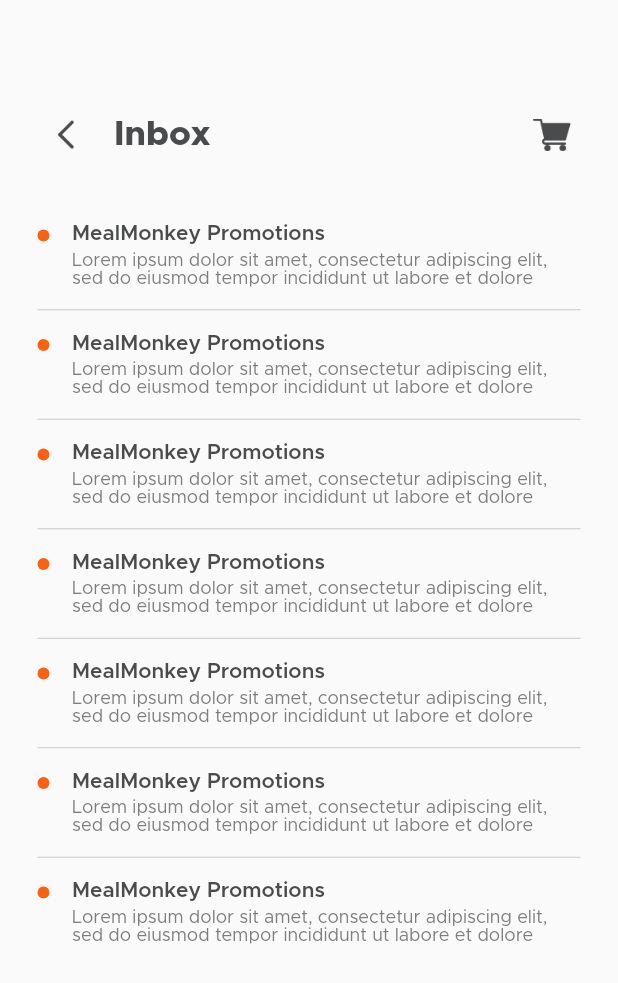
After one commit to MutluClkn/meal_monkey, a Flutter app: the InboxView screen opened directly, on a phone screen of 412 x 824 dp. The commit adds this screen. Shown: the top 983 px of the screen. Run offline on Flutter 3.47's test engine with Material 2 defaults, Android fonts, the phone set to English and light mode, and no system bars; our stand-ins replace flutter_rating_bar, image_picker; missing offline and left inert: otp_pin_field.

Commit message:
Inbox screen created.

```diff
--- a/lib/main.dart
+++ b/lib/main.dart
@@ -21,6 +21,7 @@ class MyApp extends StatelessWidget {
         //useMaterial3: true,
       ),
       home: const MainTabView(),
+      //home: const StartupView(),
     );
   }
 }
--- /dev/null
+++ b/lib/view/more/inbox_view.dart
@@ -0,0 +1,169 @@
+import 'package:flutter/material.dart';
+import 'package:meal_monkey/common/color_extension.dart';
+
+class InboxView extends StatefulWidget {
+  const InboxView({super.key});
+
+  @override
+  State<InboxView> createState() => _InboxViewState();
+}
+
+class _InboxViewState extends State<InboxView> {
+  List inboxArr = [
+    {
+      "title": "MealMonkey Promotions",
+      "detail":
+          "Lorem ipsum dolor sit amet, consectetur adipiscing elit, sed do eiusmod tempor incididunt ut labore et dolore magna aliqua. Ut enim ad minim veniam, quis nostrud exercitation ullamco laboris nisi ut aliquip ex ea commodo consequat.",
+    },
+    {
+      "title": "MealMonkey Promotions",
+      "detail":
+          "Lorem ipsum dolor sit amet, consectetur adipiscing elit, sed do eiusmod tempor incididunt ut labore et dolore magna aliqua. Ut enim ad minim veniam, quis nostrud exercitation ullamco laboris nisi ut aliquip ex ea commodo consequat.",
+    },
+    {
+      "title": "MealMonkey Promotions",
+      "detail":
+          "Lorem ipsum dolor sit amet, consectetur adipiscing elit, sed do eiusmod tempor incididunt ut labore et dolore magna aliqua. Ut enim ad minim veniam, quis nostrud exercitation ullamco laboris nisi ut aliquip ex ea commodo consequat.",
+    },
+    {
+      "title": "MealMonkey Promotions",
+      "detail":
+          "Lorem ipsum dolor sit amet, consectetur adipiscing elit, sed do eiusmod tempor incididunt ut labore et dolore magna aliqua. Ut enim ad minim veniam, quis nostrud exercitation ullamco laboris nisi ut aliquip ex ea commodo consequat.",
+    },
+    {
+      "title": "MealMonkey Promotions",
+      "detail":
+          "Lorem ipsum dolor sit amet, consectetur adipiscing elit, sed do eiusmod tempor incididunt ut labore et dolore magna aliqua. Ut enim ad minim veniam, quis nostrud exercitation ullamco laboris nisi ut aliquip ex ea commodo consequat.",
+    },
+    {
+      "title": "MealMonkey Promotions",
+      "detail":
+          "Lorem ipsum dolor sit amet, consectetur adipiscing elit, sed do eiusmod tempor incididunt ut labore et dolore magna aliqua. Ut enim ad minim veniam, quis nostrud exercitation ullamco laboris nisi ut aliquip ex ea commodo consequat.",
+    },
+    {
+      "title": "MealMonkey Promotions",
+      "detail":
+          "Lorem ipsum dolor sit amet, consectetur adipiscing elit, sed do eiusmod tempor incididunt ut labore et dolore magna aliqua. Ut enim ad minim veniam, quis nostrud exercitation ullamco laboris nisi ut aliquip ex ea commodo consequat.",
+    },
+  ];
+  @override
+  Widget build(BuildContext context) {
+    return Scaffold(
+      body: SingleChildScrollView(
+        child: Padding(
+          padding: const EdgeInsets.symmetric(vertical: 20),
+          child: Column(
+            children: [
+              const SizedBox(
+                height: 46,
+              ),
+              Padding(
+                padding: const EdgeInsets.symmetric(horizontal: 20),
+                child: Row(
+                  children: [
+                    IconButton(
+                      onPressed: () {
+                        Navigator.pop(context);
+                      },
+                      icon: Image.asset(
+                        'assets/images/btn_back.png',
+                        width: 20,
+                        height: 20,
+                      ),
+                    ),
+                    const SizedBox(
+                      width: 8,
+                    ),
+                    Text(
+                      'Inbox',
+                      style: TextStyle(
+                        color: TColor.primaryText,
+                        fontSize: 23,
+                        fontWeight: FontWeight.w800,
+                      ),
+                    ),
+                    const Spacer(),
+                    IconButton(
+                      onPressed: () {},
+                      icon: Image.asset(
+                        'assets/images/shopping_cart.png',
+                        width: 25,
+                        height: 25,
+                      ),
+                    ),
+                  ],
+                ),
+              ),
+              const SizedBox(
+                height: 20,
+              ),
+              ListView.separated(
+                physics: const NeverScrollableScrollPhysics(),
+                shrinkWrap: true,
+                padding: EdgeInsets.zero,
+                itemCount: inboxArr.length,
+                separatorBuilder: ((context, index) => Divider(
+                      indent: 25,
+                      endIndent: 25,
+                      color: TColor.secondaryText.withOpacity(0.4),
+                      height: 1,
+                    )),
+                itemBuilder: ((context, index) {
+                  var inboxObj = inboxArr[index] as Map? ?? {};
+                  return Container(
+                    padding: const EdgeInsets.symmetric(
+                      vertical: 15,
+                      horizontal: 25,
+                    ),
+                    child: Row(
+                      crossAxisAlignment: CrossAxisAlignment.start,
+                      children: [
+                        Container(
+                          margin: const EdgeInsets.only(top: 4),
+                          width: 8,
+                          height: 8,
+                          decoration: BoxDecoration(
+                              color: TColor.primary,
+                              borderRadius: BorderRadius.circular(4)),
+                        ),
+                        const SizedBox(
+                          width: 15,
+                        ),
+                        Expanded(
+                          child: Column(
+                            crossAxisAlignment: CrossAxisAlignment.start,
+                            children: [
+                              Text(
+                                inboxObj["title"].toString(),
+                                style: TextStyle(
+                                  color: TColor.primaryText,
+                                  fontSize: 14,
+                                  fontWeight: FontWeight.w600,
+                                ),
+                              ),
+                              const SizedBox(
+                                height: 4,
+                              ),
+                              Text(
+                                inboxObj["detail"].toString(),
+                                maxLines: 2,
+                                style: TextStyle(
+                                  color: TColor.secondaryText,
+                                  fontSize: 12,
+                                ),
+                              )
+                            ],
+                          ),
+                        )
+                      ],
+                    ),
+                  );
+                }),
+              ),
+            ],
+          ),
+        ),
+      ),
+    );
+  }
+}
--- a/lib/view/more/more_view.dart
+++ b/lib/view/more/more_view.dart
@@ -1,6 +1,7 @@
 import 'package:flutter/material.dart';
 import 'package:meal_monkey/common/color_extension.dart';
 import 'package:meal_monkey/view/more/about_us_view.dart';
+import 'package:meal_monkey/view/more/inbox_view.dart';
 import 'package:meal_monkey/view/more/notifications_view.dart';
 import 'package:meal_monkey/view/more/payment_details.dart';
 
@@ -105,6 +106,12 @@ class _MoreViewState extends State<MoreView> {
                                   builder: (context) =>
                                       const NotificationsView()));
                           break;
+                        case '4':
+                          Navigator.push(
+                              context,
+                              MaterialPageRoute(
+                                  builder: (context) => const InboxView()));
+                          break;
                         case '5':
                           Navigator.push(
                               context,
```
Also changed, not shown: documents/inbox.png (added), 1 other file.
